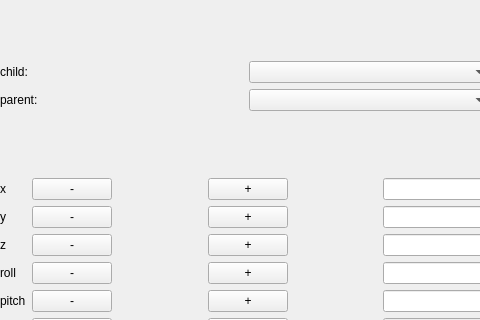
forvev/april_camera_tf_gui, file rqt_mypkg/resource/artur2.ui: the form before one commit; both pictures show x 0 to 480 and y 0 to 320 of the 798 by 666 pixel window.
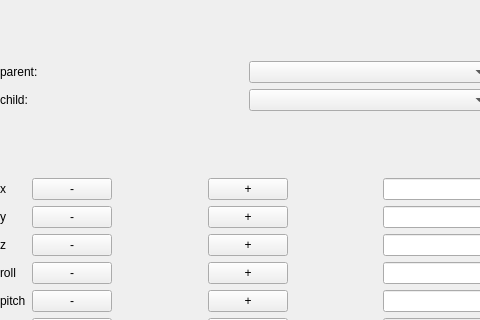
The form after the commit.

Commit message: parent tf works

```diff
--- a/rqt_mypkg/resource/artur2.ui
+++ b/rqt_mypkg/resource/artur2.ui
@@ -28,9 +28,9 @@
       <item>
        <layout class="QHBoxLayout" name="horizontalLayout_3">
         <item>
-         <widget class="QLabel" name="label_2">
+         <widget class="QLabel" name="label">
           <property name="text">
-           <string>child:</string>
+           <string>parent:</string>
           </property>
          </widget>
         </item>
@@ -42,9 +42,9 @@
       <item>
        <layout class="QHBoxLayout" name="horizontalLayout_2">
         <item>
-         <widget class="QLabel" name="label">
+         <widget class="QLabel" name="label_2">
           <property name="text">
-           <string>parent:</string>
+           <string>child:</string>
           </property>
          </widget>
         </item>
```
Left out of the diff: 4 changed lines with no effect on the pictures. The commit also changes 1 other file.
